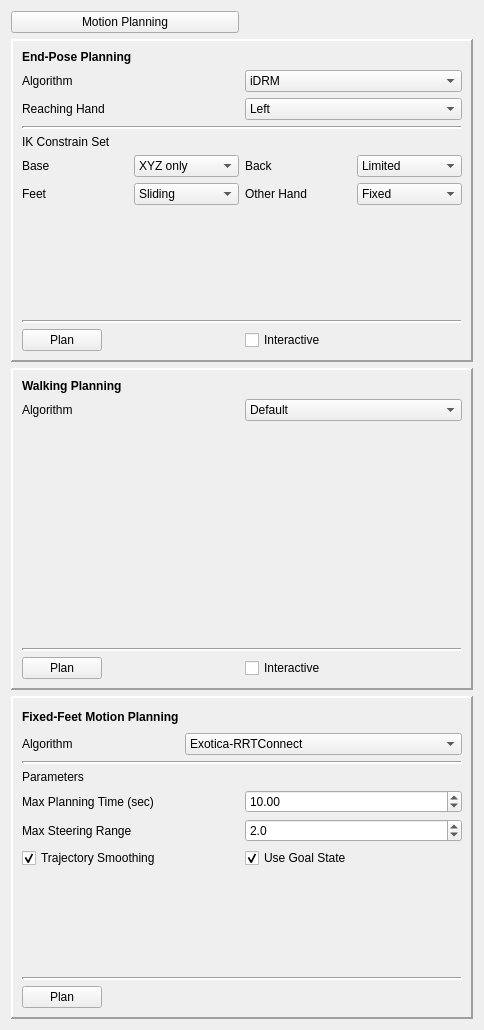
Old version of the form src/app/ddMotionPlanningPanel.ui in the repository RobotLocomotion/director.
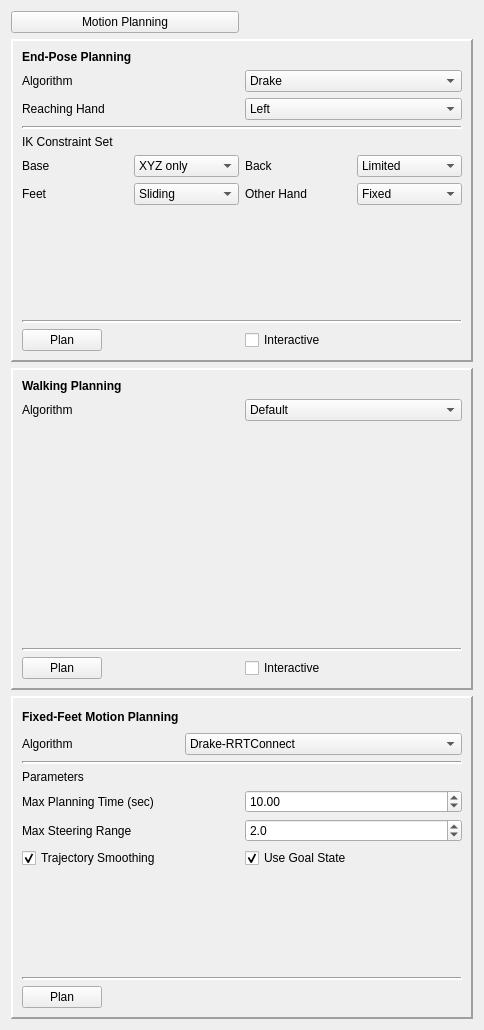
New version of the form.

Commit message: - Added Drake-IK algorithm into final-pose planning and Drake-RRTconnect into reaching planning. - Now one can switch between drake and exotica on-the-fly without restarting director

Patch:
```diff
--- a/src/app/ddMotionPlanningPanel.ui
+++ b/src/app/ddMotionPlanningPanel.ui
@@ -40,6 +40,11 @@
           <property name="currentIndex">
            <number>0</number>
           </property>
+          <item>
+           <property name="text">
+            <string>Drake-RRTConnect</string>
+           </property>
+          </item>
           <item>
            <property name="text">
             <string>Exotica-RRTConnect</string>
@@ -319,7 +324,7 @@
       <item row="3" column="0">
        <widget class="QLabel" name="label">
         <property name="text">
-         <string>IK Constrain Set</string>
+         <string>IK Constraint Set</string>
         </property>
        </widget>
       </item>
@@ -339,7 +344,17 @@
           </property>
           <item>
            <property name="text">
-            <string>iDRM</string>
+            <string>Drake</string>
+           </property>
+          </item>
+          <item>
+           <property name="text">
+            <string>Exotica</string>
+           </property>
+          </item>
+          <item>
+           <property name="text">
+            <string>Exotica-iDRM</string>
            </property>
           </item>
          </widget>
```
Left out of the diff: 4 changed lines with no effect on the pictures. The commit also changes 1 other file.
